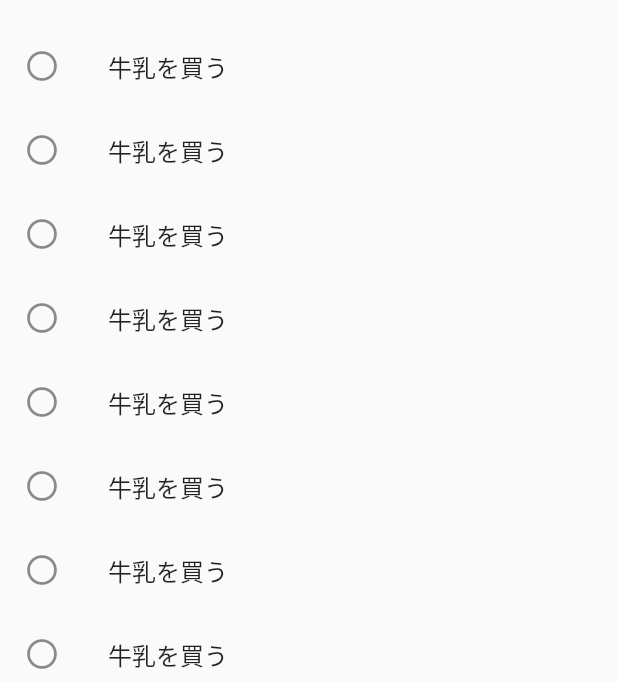
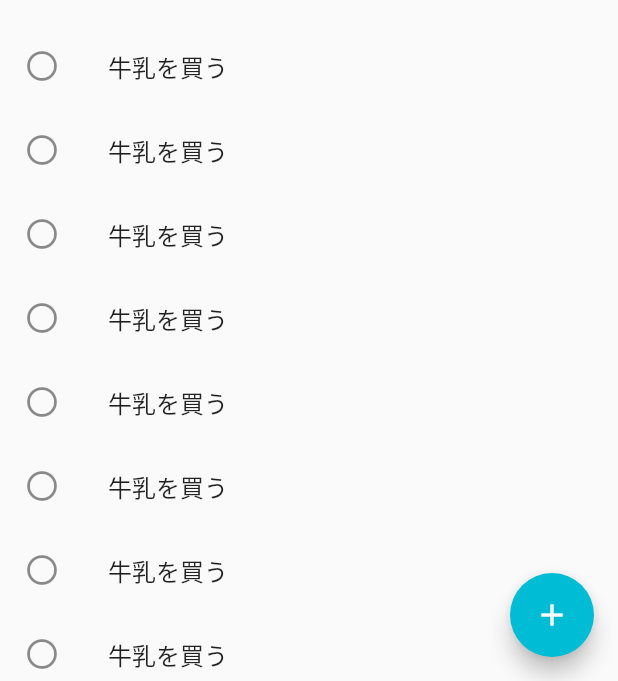
Before and after one commit to pipipi09/todo_app, a Flutter app: the screen it shows after launch, on a phone screen of 412 x 824 dp, the part 555-1236 px from its top. Run offline on Flutter 3.47's test engine with Material 2 defaults, Android fonts, the phone set to English and light mode, and no system bars; our stand-ins replace freezed_annotation, hooks_riverpod, sqflite; accounts and stored records are empty.

Commit message:
create input view

```diff
--- /dev/null
+++ b/lib/views/todo_list/organisms/todo_list_organism.dart
@@ -0,0 +1,21 @@
+import 'package:flutter/material.dart';
+
+import '../../../model/dummy_todos.dart';
+
+class TodoListOrganism extends StatelessWidget {
+  const TodoListOrganism({super.key});
+
+  @override
+  Widget build(BuildContext context) {
+    return ListView.builder(
+      itemCount: dummyTodos.length,
+      itemBuilder: (context, index) {
+        final todo = dummyTodos[index];
+        return ListTile(
+          leading: const Icon(Icons.circle_outlined),
+          title: Text(todo.text ?? ''),
+        );
+      },
+    );
+  }
+}
--- a/lib/views/todo_list/todo_list_page.dart
+++ b/lib/views/todo_list/todo_list_page.dart
@@ -1,8 +1,9 @@
 import 'package:flutter/material.dart';
 import 'package:hooks_riverpod/hooks_riverpod.dart';
-import '../../model/dummy_todos.dart';
 // import '../../view_model/count_view_model.dart';
-import '../sections/app_bar_section.dart';
+import '../organisms/app_bar_organism.dart';
+import 'organisms/input_todo_organism.dart';
+import 'organisms/todo_list_organism.dart';
 // import 'package:todo_app/db/db_provider.dart';
 // import 'package:todo_app/db/repository/todo_repository.dart';
 // import 'package:todo_app/model/todo_model.dart';
@@ -19,16 +20,23 @@ class TodoListPage extends HookConsumerWidget {
 
     return Scaffold(
       appBar: const AppBarSection(),
-      body: SafeArea(
-        child: ListView.builder(
-          itemCount: dummyTodos.length,
-          itemBuilder: (context, index) {
-            final todo = dummyTodos[index];
-            return ListTile(
-              leading: const Icon(Icons.circle_outlined),
-              title: Text(todo.text ?? ''),
-            );
-          },
+      body: const SafeArea(
+        child: TodoListOrganism(),
+      ),
+      floatingActionButton: FloatingActionButton(
+        onPressed: () {
+          showModalBottomSheet(
+            backgroundColor: Colors.transparent,
+            isScrollControlled: true,
+            context: context,
+            builder: (BuildContext context) {
+              return const InputTodoOrganism();
+            },
+          );
+        },
+        child: const Icon(
+          Icons.add,
+          color: Colors.white,
         ),
       ),
     );
```
Also changed, not shown: lib/views/todo_list/organisms/input_todo_organism.dart (added, +48 -0 lines), lib/views/organisms/app_bar_organism.dart (renamed from lib/views/sections/app_bar_section.dart).
